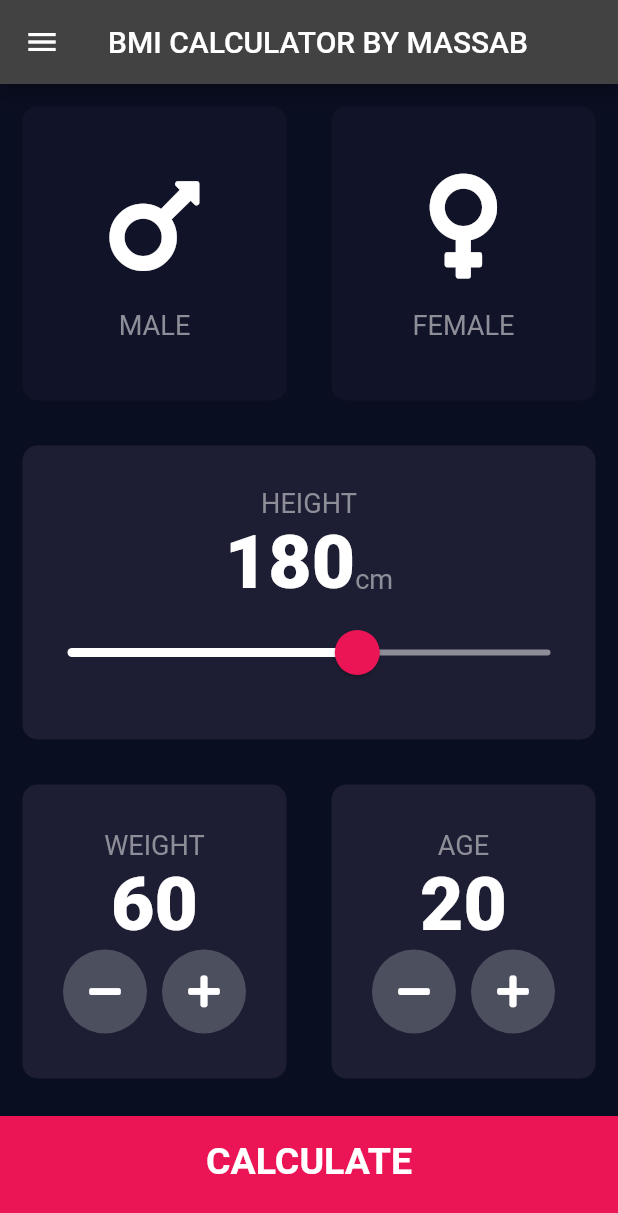
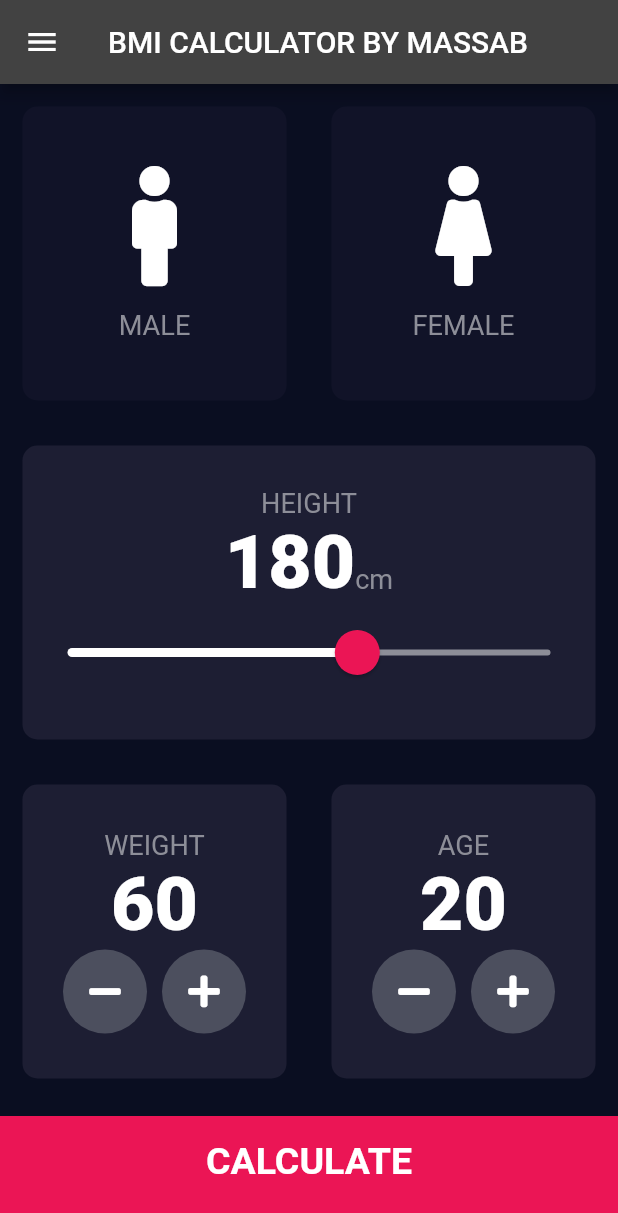
Before and after one commit to HaXer420/Flutter_FA19-BCS-112, a Flutter app: the screen it shows after launch, on a phone screen of 412 x 824 dp. Shown: the top 1213 px of the screen. Run offline on Flutter 3.47's test engine with Material 2 defaults, Android fonts, the phone set to English and light mode, and no system bars; our stand-ins replace font_awesome_flutter.

Commit message:
Last Push. Work Done!

```diff
--- a/bmi_calculator_custom/lib/input_page.dart
+++ b/bmi_calculator_custom/lib/input_page.dart
@@ -50,7 +50,7 @@ class _InputPageState extends State<InputPage> {
                       ? kActiveColour
                       : kInactiveColour,
                   cardChild: TextandIconContent(
-                    icon: FontAwesomeIcons.mars,
+                    icon: FontAwesomeIcons.male,
                     label: 'MALE',
                   ),
                 ),
@@ -66,7 +66,7 @@ class _InputPageState extends State<InputPage> {
                       ? kActiveColour
                       : kInactiveColour,
                   cardChild: TextandIconContent(
-                    icon: FontAwesomeIcons.venus,
+                    icon: FontAwesomeIcons.female,
                     label: 'FEMALE',
                   ),
                 ),
```
